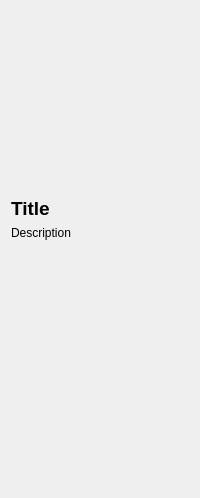
Qt form podcatcher/Resources/ui/widgets/FeedDetailWidget.ui (lostrootpass/alphagem) before a commit.
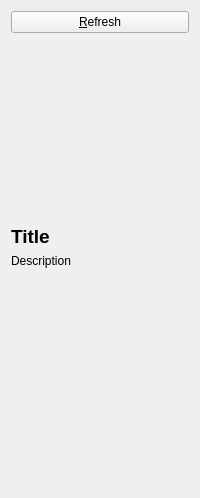
The same form after that commit.

Diff of the .ui file:
```diff
--- a/podcatcher/Resources/ui/widgets/FeedDetailWidget.ui
+++ b/podcatcher/Resources/ui/widgets/FeedDetailWidget.ui
@@ -32,6 +32,13 @@
    <string>FeedDetailWidget</string>
   </property>
   <layout class="QVBoxLayout" name="verticalLayout">
+   <item>
+    <widget class="QPushButton" name="refreshButton">
+     <property name="text">
+      <string>&amp;Refresh</string>
+     </property>
+    </widget>
+   </item>
    <item>
     <widget class="QLabel" name="feedIcon">
      <property name="sizePolicy">
```
